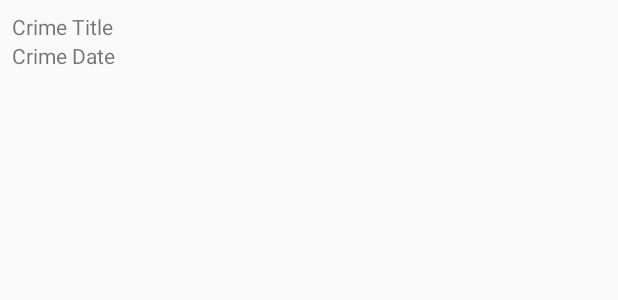
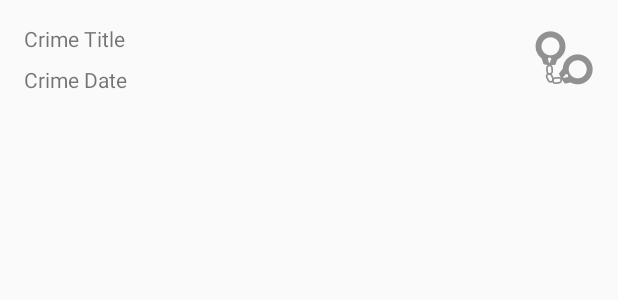
Before and after one commit to angrylobster/criminal-intent, an Android app: the layout list_item_crime.xml on its own in the app's theme, with its tools: preview values and no code run, on a phone screen of 412 x 824 dp. Shown: the top 300 px of the screen. Run offline under Robolectric (Android 15) with nearby library versions, the phone set to English and light mode, and no system bars.

Commit message:
Change LinearLayout to ConstraintLayout

```diff
--- a/app/src/main/res/layout/list_item_crime.xml
+++ b/app/src/main/res/layout/list_item_crime.xml
@@ -1,21 +1,49 @@
 <?xml version="1.0" encoding="utf-8"?>
-<LinearLayout
-    xmlns:android="http://schemas.android.com/apk/res/android"
+<android.support.constraint.ConstraintLayout xmlns:android="http://schemas.android.com/apk/res/android"
+    xmlns:app="http://schemas.android.com/apk/res-auto"
+    xmlns:tools="http://schemas.android.com/tools"
+    android:id="@+id/linearLayout"
     android:layout_width="match_parent"
     android:layout_height="wrap_content"
-    android:orientation="vertical"
-    android:padding="8dp">
+    tools:layout_editor_absoluteY="50dp">
 
     <TextView
         android:id="@+id/crime_title"
-        android:layout_width="match_parent"
         android:layout_height="wrap_content"
-        android:text="Crime Title"/>
+        android:layout_width="0dp"
+        android:layout_marginLeft="16dp"
+        android:layout_marginRight="8dp"
+        android:layout_marginTop="16dp"
+        android:text="Crime Title"
+        app:layout_constraintLeft_toLeftOf="parent"
+        app:layout_constraintRight_toLeftOf="@+id/imageView"
+        app:layout_constraintTop_toTopOf="parent" />
 
     <TextView
         android:id="@+id/crime_date"
-        android:layout_width="match_parent"
         android:layout_height="wrap_content"
-        android:text="Crime Date"/>
+        android:layout_width="0dp"
+        android:layout_marginEnd="8dp"
+        android:layout_marginStart="16dp"
+        android:layout_marginTop="8dp"
+        android:text="Crime Date"
+        app:layout_constraintEnd_toStartOf="@+id/imageView"
+        app:layout_constraintHorizontal_bias="0.501"
+        app:layout_constraintStart_toStartOf="parent"
+        app:layout_constraintTop_toBottomOf="@+id/crime_title" />
 
-</LinearLayout>
+    <ImageView
+        android:id="@+id/imageView"
+        android:layout_width="wrap_content"
+        android:layout_height="wrap_content"
+        android:layout_marginBottom="12dp"
+        android:layout_marginEnd="16dp"
+        android:layout_marginTop="20dp"
+        app:layout_constraintBottom_toBottomOf="parent"
+        app:layout_constraintEnd_toEndOf="parent"
+        app:layout_constraintRight_toRightOf="parent"
+        app:layout_constraintTop_toTopOf="parent"
+        app:layout_constraintVertical_bias="0.0"
+        app:srcCompat="@drawable/ic_solved" />
+
+</android.support.constraint.ConstraintLayout>
```
Also changed, not shown: app/src/main/res/drawable-hdpi/ic_solved.png (added), app/src/main/res/drawable-mdpi/ic_solved.png (added), app/src/main/res/drawable-xhdpi/ic_solved.png (added), app/src/main/res/drawable-xxhdpi/ic_solved.png (added), app/src/main/res/drawable-xxxhdpi/ic_solved.png (added).
